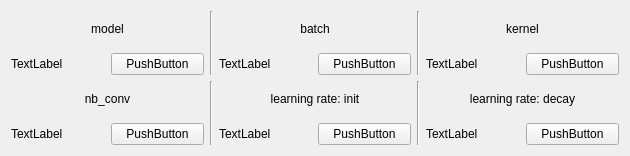
Before: the Qt Designer form src/segmentpy/_taskManager/blanketColorPalette.ui in ZeliangSu/SegmentPy, drawn with Qt 5.
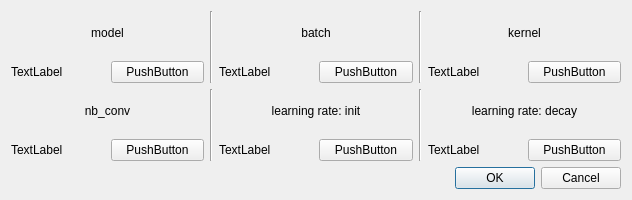
After: the same form once the commit is applied.

Diff of the .ui file:
```diff
--- a/src/segmentpy/_taskManager/blanketColorPalette.ui
+++ b/src/segmentpy/_taskManager/blanketColorPalette.ui
@@ -6,8 +6,8 @@
    <rect>
     <x>0</x>
     <y>0</y>
-    <width>630</width>
-    <height>156</height>
+    <width>632</width>
+    <height>200</height>
    </rect>
   </property>
   <property name="windowTitle">
@@ -15,6 +15,8 @@
   </property>
   <layout class="QGridLayout" name="gridLayout">
    <item row="0" column="0">
+    <layout class="QVBoxLayout" name="verticalLayout">
+     <item>
     <layout class="QVBoxLayout" name="verticalLayout_global">
      <item>
       <layout class="QHBoxLayout" name="horizontalLayout_1">
@@ -241,6 +243,32 @@
           </layout>
          </item>
         </layout>
+         </item>
+        </layout>
+       </item>
+      </layout>
+     </item>
+     <item>
+      <layout class="QHBoxLayout" name="horizontalLayout">
+       <item>
+        <spacer name="horizontalSpacer">
+         <property name="orientation">
+          <enum>Qt::Horizontal</enum>
+         </property>
+         <property name="sizeHint" stdset="0">
+          <size>
+           <width>40</width>
+           <height>20</height>
+          </size>
+         </property>
+        </spacer>
+       </item>
+       <item>
+        <widget class="QDialogButtonBox" name="buttonBox">
+         <property name="standardButtons">
+          <set>QDialogButtonBox::Cancel|QDialogButtonBox::Ok</set>
+         </property>
+        </widget>
        </item>
       </layout>
      </item>
```
Lines whose indentation alone changed are shown as unchanged.
